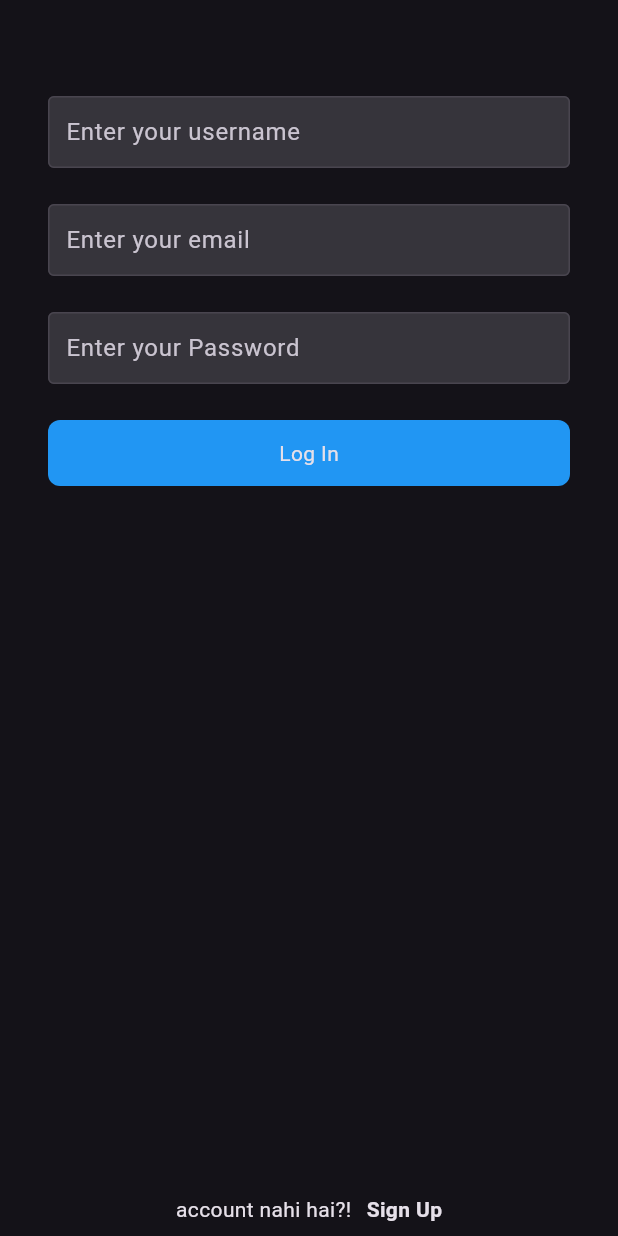
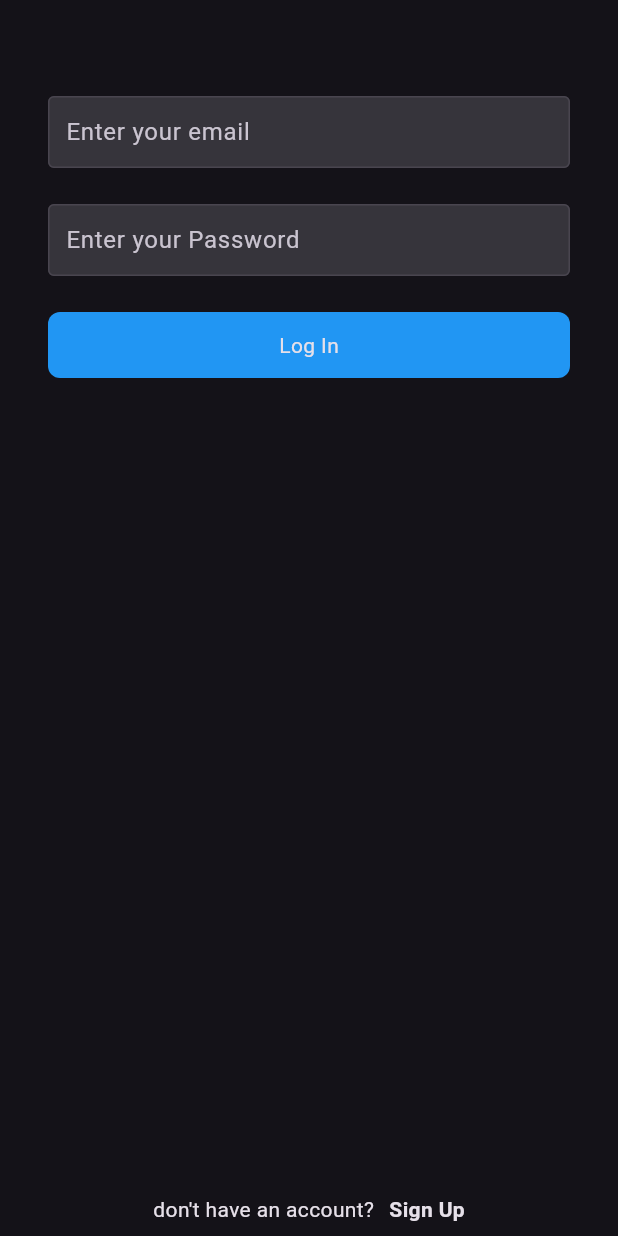
Before and after one commit to bhavyaj19/recipe_box, a Flutter app: the LoginScreen screen opened directly, on a phone screen of 412 x 824 dp. Run offline on Flutter 3.47's test engine with Material 2 defaults, Android fonts, the phone set to English and light mode, and no system bars; our stand-ins replace cloud_firestore, firebase_auth, firebase_core, firebase_storage; accounts and stored records are empty.

Commit message:
added login feature

```diff
--- a/lib/resources/storage_method.dart
+++ b/lib/resources/storage_method.dart
@@ -1,5 +1,4 @@
 import 'package:firebase_auth/firebase_auth.dart';
-import 'package:firebase_core/firebase_core.dart';
 import 'package:firebase_storage/firebase_storage.dart';
 import 'package:flutter/foundation.dart';
 
--- a/lib/screens/login_screen.dart
+++ b/lib/screens/login_screen.dart
@@ -1,4 +1,8 @@
 import 'package:flutter/material.dart';
+import 'package:recipe_box/resources/auth_method.dart';
+import 'package:recipe_box/screens/home.dart';
+import 'package:recipe_box/screens/signup_screen.dart';
+import 'package:recipe_box/utils/utils.dart';
 import 'package:recipe_box/widgets/text_feild_input.dart';
 
 class LoginScreen extends StatefulWidget {
@@ -9,9 +13,9 @@ class LoginScreen extends StatefulWidget {
 }
 
 class _LoginScreenState extends State<LoginScreen> {
-  final TextEditingController _usernameController = TextEditingController();
   final TextEditingController _emailController = TextEditingController();
   final TextEditingController _passController = TextEditingController();
+  bool _isLoading = false;
 
   @override
   void dispose() {
@@ -21,23 +25,41 @@ class _LoginScreenState extends State<LoginScreen> {
     _passController.dispose();
   }
 
+  void loginUser() async {
+    setState(() {
+      _isLoading = true;
+    });
+    String res = await AuthMethod().loginUser(
+      email: _emailController.text,
+      password: _passController.text,
+    );
+    print(res);
+    if (res != "success") {
+      // ignore: use_build_context_synchronously
+      showSnackBar(res, context);
+    } else {
+      // ignore: use_build_context_synchronously
+      Navigator.of(context)
+          .push(MaterialPageRoute(builder: (context) => const HomeScreen()));
+    }
+  }
+
+  void navigateToSignup() {
+    Navigator.of(context)
+        .push(MaterialPageRoute(builder: (context) => const SignupScreen()));
+  }
+
   @override
   Widget build(BuildContext context) {
     return Scaffold(
       body: SafeArea(
           child: Container(
-        padding: EdgeInsets.symmetric(horizontal: 32),
+        padding: const EdgeInsets.symmetric(horizontal: 32),
         width: double.infinity,
         child: Column(
           crossAxisAlignment: CrossAxisAlignment.center,
           children: [
             const SizedBox(height: 64),
-            // usrname
-            TextFeildInput(
-                textEditingController: _usernameController,
-                hintText: 'Enter your username',
-                textInputType: TextInputType.text),
-            const SizedBox(height: 24),
             // E-mail
             TextFeildInput(
                 textEditingController: _emailController,
@@ -53,19 +75,16 @@ class _LoginScreenState extends State<LoginScreen> {
             ),
             const SizedBox(height: 24),
             // Login Button
-            // InkWell(
-            //   onTap: loginUser,
-            //   child:
-              Container(
+            InkWell(
+              onTap: loginUser,
+              child: Container(
                 // ignore: sort_child_properties_last
-                child:
-                // _isLoading
-                //     ? const Center(
-                //         child: CircularProgressIndicator(
-                //         color: primaryColor,
-                //       ))
-                //     :
-                     const Text("Log In"),
+                child: _isLoading
+                    ? const Center(
+                        child: CircularProgressIndicator(
+                        color: Color.fromARGB(255, 228, 228, 228),
+                      ))
+                    : const Text("Log In"),
                 width: double.infinity,
                 alignment: Alignment.center,
                 padding: const EdgeInsets.symmetric(vertical: 12),
@@ -75,20 +94,22 @@ class _LoginScreenState extends State<LoginScreen> {
                     ),
                     color: Colors.blue),
               ),
-            // )
+            ),
             const SizedBox(height: 12),
-            Flexible(child: Container(), flex: 2),
+            Flexible(
+              flex: 2,
+              child: Container(),
+            ),
             Row(
               mainAxisAlignment: MainAxisAlignment.center,
               children: [
                 Container(
                   padding: const EdgeInsets.symmetric(vertical: 8),
-                  child: const Text('account nahi hai?!'),
+                  child: const Text("don't have an account?"),
                 ),
                 const SizedBox(width: 10),
                 GestureDetector(
-                  // onTap: navigateToSignup,
-                  onTap: (){},
+                  onTap: navigateToSignup,
                   child: Container(
                     padding: const EdgeInsets.symmetric(vertical: 8),
                     child: const Text(
```
Also changed, not shown: lib/resources/auth_method.dart (+20 -1 lines), lib/screens/signup_screen.dart (+17 -12 lines).
